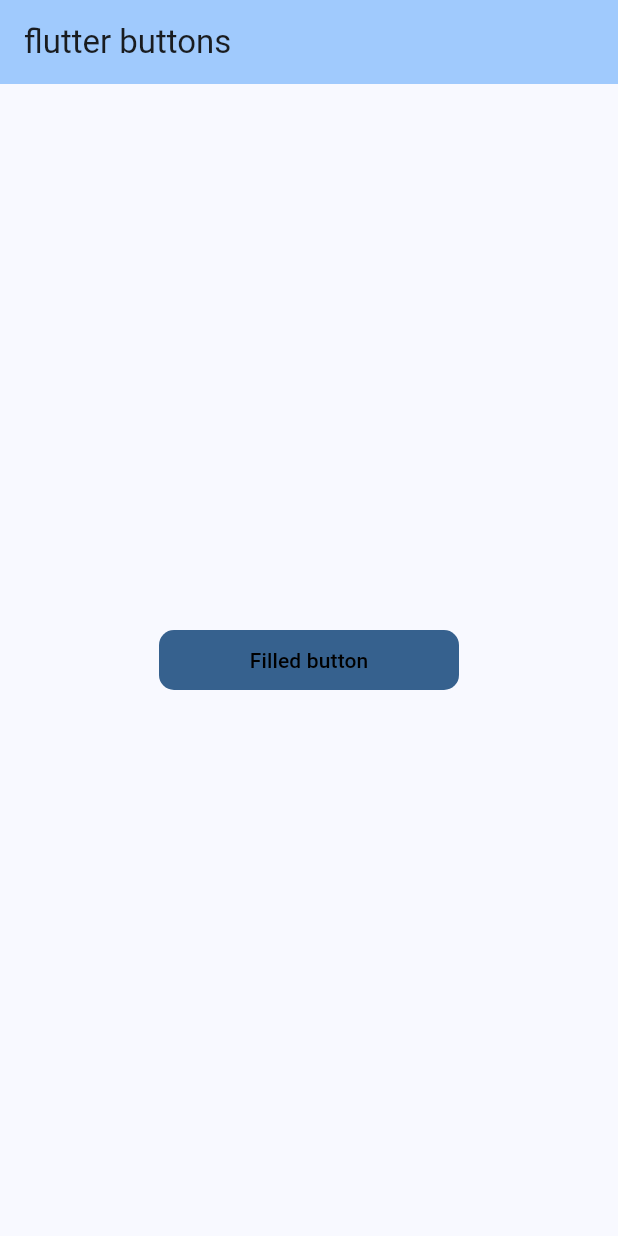
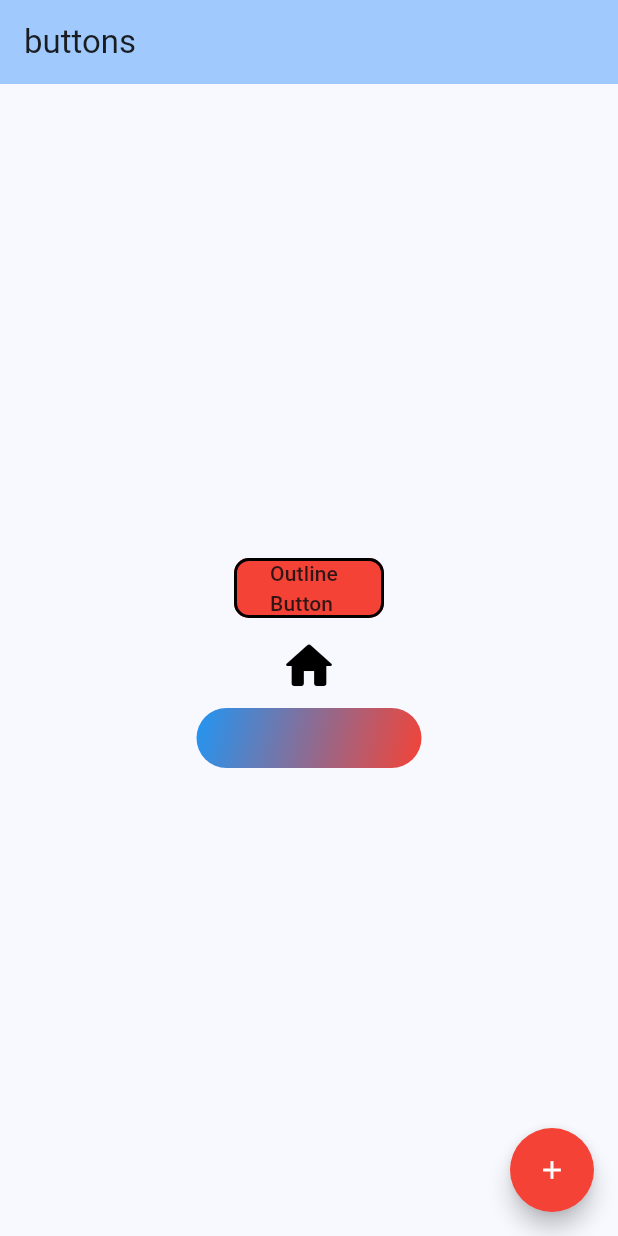
Before and after one commit to gaeunpark7/flutter, a Flutter app: the screen it shows after launch, on a phone screen of 412 x 824 dp. Run offline on Flutter 3.47's test engine with Material 3 defaults, Android fonts, the phone set to English and light mode, and no system bars; our stand-ins replace audioplayers, lottie; missing offline and left inert: dart:js_interop.

Commit message:
chapter10

```diff
--- a/coding-chefs-flutter/chapter10_buttons_route/lib/main.dart
+++ b/coding-chefs-flutter/chapter10_buttons_route/lib/main.dart
@@ -1,6 +1,10 @@
+import 'dart:js_interop';
+
 import 'package:flutter/material.dart';
 
-void main() => runApp(const MyApp());
+void main() {
+  runApp(const MyApp());
+}
 
 class MyApp extends StatelessWidget {
   const MyApp({super.key});
@@ -8,46 +12,79 @@ class MyApp extends StatelessWidget {
   @override
   Widget build(BuildContext context) {
     return MaterialApp(
-      theme: ThemeData(colorSchemeSeed: Colors.blue, useMaterial3: true),
+      theme: ThemeData(colorSchemeSeed: Colors.blue),
       debugShowCheckedModeBanner: false,
       home: const Buttons(),
     );
   }
 }
 
-class Buttons extends StatefulWidget {
+class Buttons extends StatelessWidget {
   const Buttons({super.key});
 
   @override
-  State<Buttons> createState() => _ButtonsState();
-}
-
-class _ButtonsState extends State<Buttons> {
-  @override
   Widget build(BuildContext context) {
     return Scaffold(
-        appBar: AppBar(
-          backgroundColor: Theme.of(context).colorScheme.inversePrimary,
-          title: const Text("flutter buttons"),
-        ),
-        body: Center(
-            child: Column(
+      appBar: AppBar(
+        title: const Text("buttons"),
+        backgroundColor: Theme.of(context).colorScheme.inversePrimary,
+      ),
+      body: Center(
+        child: Column(
           mainAxisAlignment: MainAxisAlignment.center,
           children: [
-            FilledButton(
+            //outlined Button
+            OutlinedButton(
               onPressed: () {},
-              style: FilledButton.styleFrom(
-                shape: const RoundedRectangleBorder(
-                  borderRadius: BorderRadius.all(
-                    Radius.circular(10),
-                  ),
+              style: OutlinedButton.styleFrom(
+                backgroundColor: Colors.red,
+                side: const BorderSide(color: Colors.black, width: 2.0),
+                shape: RoundedRectangleBorder(
+                  borderRadius: BorderRadius.circular(10),
                 ),
-                foregroundColor: Colors.black,
-                fixedSize: const Size(200, 30),
+                fixedSize: const Size(100, 30),
+                foregroundColor: const Color.fromARGB(255, 49, 21, 21),
               ),
-              child: const Text("Filled button"),
+              child: const Text("OutlineButton"),
+            ),
+            //icon button
+            IconButton(
+                onPressed: () {},
+                icon: const Icon(
+                  Icons.home_rounded,
+                  size: 40,
+                  color: Colors.black,
+                )),
+            //BoxDecoration
+            Container(
+              width: 150,
+              height: 40,
+              decoration: BoxDecoration(
+                borderRadius: BorderRadius.circular(20),
+                gradient: const LinearGradient(
+                  //그라데이션 값 지정
+                  begin: Alignment.topLeft,
+                  end: Alignment.bottomRight,
+                  colors: [Colors.blue, Colors.red],
+                ),
+              ),
             ),
           ],
-        )));
+        ),
+      ),
+      //FAB button
+      floatingActionButton: FloatingActionButton(
+        onPressed: () {},
+        shape: RoundedRectangleBorder(
+          borderRadius: BorderRadius.circular(30),
+        ),
+        backgroundColor: Colors.red,
+        child: const Icon(
+          Icons.add,
+          color: Colors.white,
+          size: 20,
+        ),
+      ),
+    );
   }
 }
```
Also changed, not shown: coding-chefs-flutter/chapter10_buttons_route/lib/navigator.dart (added, +55 -0 lines), coding-chefs-flutter/chapter10_buttons_route/lib/page_a.dart (added, +48 -0 lines), coding-chefs-flutter/chapter10_buttons_route/lib/page_b.dart (added, +32 -0 lines).
